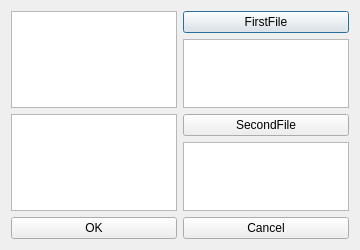
First picture: the form in qt/test2/opentwofiles.ui, repository godthem90/Mac_Security_S4, before the edit.
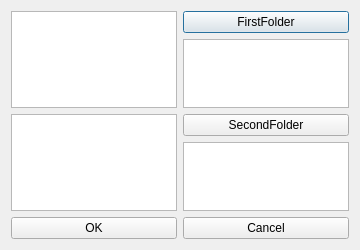
Second picture: the form after the edit.

```diff
--- a/qt/test2/opentwofiles.ui
+++ b/qt/test2/opentwofiles.ui
@@ -46,7 +46,7 @@
        <item row="0" column="0">
         <widget class="QPushButton" name="pushButton">
          <property name="text">
-          <string>FirstFile</string>
+          <string>FirstFolder</string>
          </property>
         </widget>
        </item>
@@ -57,7 +57,7 @@
        <item row="0" column="0">
         <widget class="QPushButton" name="pushButton_2">
          <property name="text">
-          <string>SecondFile</string>
+          <string>SecondFolder</string>
          </property>
         </widget>
        </item>
```
Left out of the diff: 6 changed lines with no effect on the pictures.
